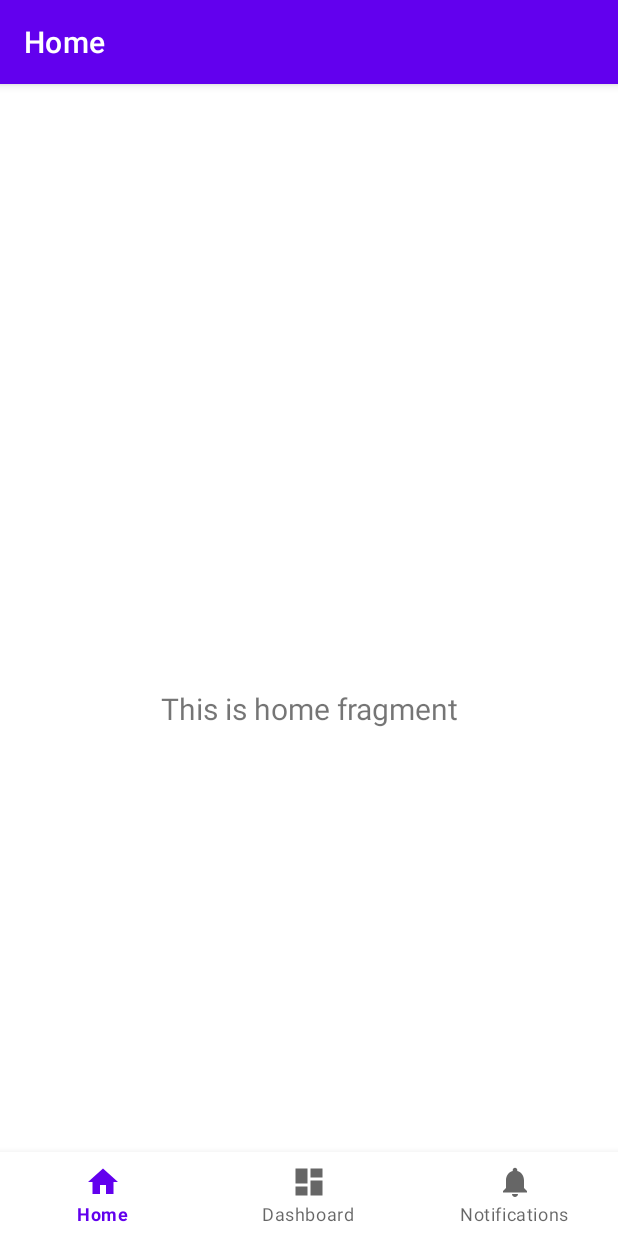
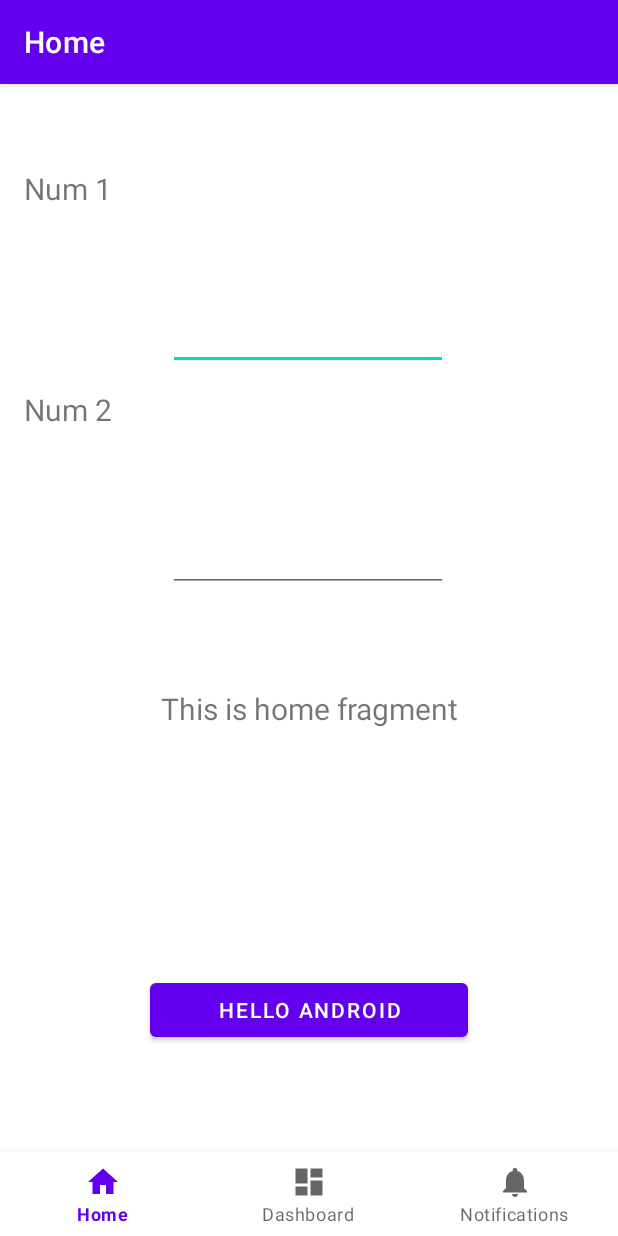
Before and after one commit to NguyenBuiQuanqHuy/64130854_AndroidProgramming, an Android app: the screen it shows after launch (MainActivity), on a phone screen of 412 x 824 dp. Run offline under Robolectric (Android 15) with nearby library versions, the phone set to English and light mode, and no system bars; our stand-ins replace navigation-ui.

Commit message:
Hoàn Thành

```diff
--- a/BT1/app/src/main/java/vn/nguyenbuiquanghuy/cntt/MainActivity.java
+++ b/BT1/app/src/main/java/vn/nguyenbuiquanghuy/cntt/MainActivity.java
@@ -1,6 +1,9 @@
 package vn.nguyenbuiquanghuy.cntt;
 
 import android.os.Bundle;
+import android.view.View;
+import android.widget.EditText;
+import android.widget.Toast;
 
 import com.google.android.material.bottomnavigation.BottomNavigationView;
 
@@ -33,5 +36,19 @@ public class MainActivity extends AppCompatActivity {
         NavigationUI.setupActionBarWithNavController(this, navController, appBarConfiguration);
         NavigationUI.setupWithNavController(binding.navView, navController);
     }
-
+    public void Hello(View v){
+        //Tìm điều khiển
+        EditText Sothunhat= findViewById(R.id.edtNum1);
+        EditText Sothuhai= findViewById(R.id.edtNum2);
+        //Lấy dữ liệu(getter)
+        String s1=Sothunhat.getText().toString();
+        String s2=Sothuhai.getText().toString();
+        //Chuyển kiểu
+        int num1= Integer.parseInt(s1);
+        int num2=Integer.parseInt(s2);
+        int sum=num1+num2;
+        //Xuất kết quả'
+        String tong="Tổng là"+ String.valueOf(sum);
+        Toast.makeText(this,tong,Toast.LENGTH_SHORT).show();
+    }
 }
--- a/BT1/app/src/main/res/layout/activity_main.xml
+++ b/BT1/app/src/main/res/layout/activity_main.xml
@@ -1,6 +1,7 @@
 <?xml version="1.0" encoding="utf-8"?>
 <androidx.constraintlayout.widget.ConstraintLayout xmlns:android="http://schemas.android.com/apk/res/android"
     xmlns:app="http://schemas.android.com/apk/res-auto"
+    xmlns:tools="http://schemas.android.com/tools"
     android:id="@+id/container"
     android:layout_width="match_parent"
     android:layout_height="match_parent"
@@ -30,4 +31,75 @@
         app:layout_constraintTop_toTopOf="parent"
         app:navGraph="@navigation/mobile_navigation" />
 
+    <Button
+        android:id="@+id/btnHello"
+        android:layout_width="0dp"
+        android:layout_height="wrap_content"
+        android:layout_marginStart="100dp"
+        android:layout_marginEnd="100dp"
+        android:layout_marginBottom="52dp"
+        android:onClick="Hello"
+        android:text="Hello Android"
+        app:layout_constraintBottom_toTopOf="@+id/nav_view"
+        app:layout_constraintEnd_toEndOf="parent"
+        app:layout_constraintHorizontal_bias="0.0"
+        app:layout_constraintStart_toStartOf="parent"
+        app:layout_constraintTop_toTopOf="parent"
+        app:layout_constraintVertical_bias="0.967" />
+
+    <TextView
+        android:id="@+id/txtNum1"
+        android:layout_width="wrap_content"
+        android:layout_height="wrap_content"
+        android:layout_marginStart="16dp"
+        android:text="Num 1"
+        android:textSize="20sp"
+        app:layout_constraintStart_toStartOf="parent"
+        tools:layout_editor_absoluteY="104dp" />
+
+    <EditText
+        android:id="@+id/edtNum1"
+        android:layout_width="wrap_content"
+        android:layout_height="wrap_content"
+        android:layout_marginStart="30dp"
+        android:layout_marginTop="92dp"
+        android:layout_marginEnd="10dp"
+        android:ems="10"
+        android:inputType="text"
+        android:textSize="16sp"
+        app:layout_constraintBottom_toTopOf="@+id/nav_view"
+        app:layout_constraintEnd_toEndOf="parent"
+        app:layout_constraintHorizontal_bias="0.064"
+        app:layout_constraintStart_toEndOf="@+id/txtNum1"
+        app:layout_constraintTop_toTopOf="parent"
+        app:layout_constraintVertical_bias="0.0" />
+
+    <TextView
+        android:id="@+id/textView2"
+        android:layout_width="wrap_content"
+        android:layout_height="wrap_content"
+        android:layout_marginStart="16dp"
+        android:layout_marginTop="120dp"
+        android:text="Num 2"
+        android:textSize="20sp"
+        app:layout_constraintStart_toStartOf="parent"
+        app:layout_constraintTop_toBottomOf="@+id/txtNum1" />
+
+    <EditText
+        android:id="@+id/edtNum2"
+        android:layout_width="wrap_content"
+        android:layout_height="wrap_content"
+        android:layout_marginStart="30dp"
+        android:layout_marginTop="240dp"
+        android:layout_marginEnd="10dp"
+        android:ems="10"
+        android:inputType="text"
+        android:textSize="16sp"
+        app:layout_constraintBottom_toTopOf="@+id/nav_view"
+        app:layout_constraintEnd_toEndOf="parent"
+        app:layout_constraintHorizontal_bias="0.064"
+        app:layout_constraintStart_toEndOf="@+id/textView2"
+        app:layout_constraintTop_toTopOf="parent"
+        app:layout_constraintVertical_bias="0.0" />
+
 </androidx.constraintlayout.widget.ConstraintLayout>
```
